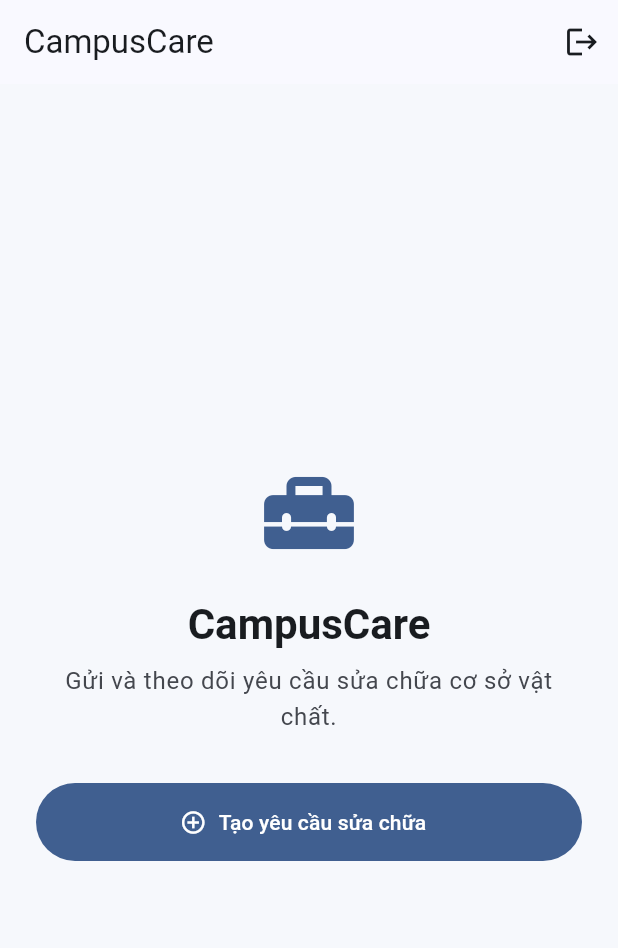
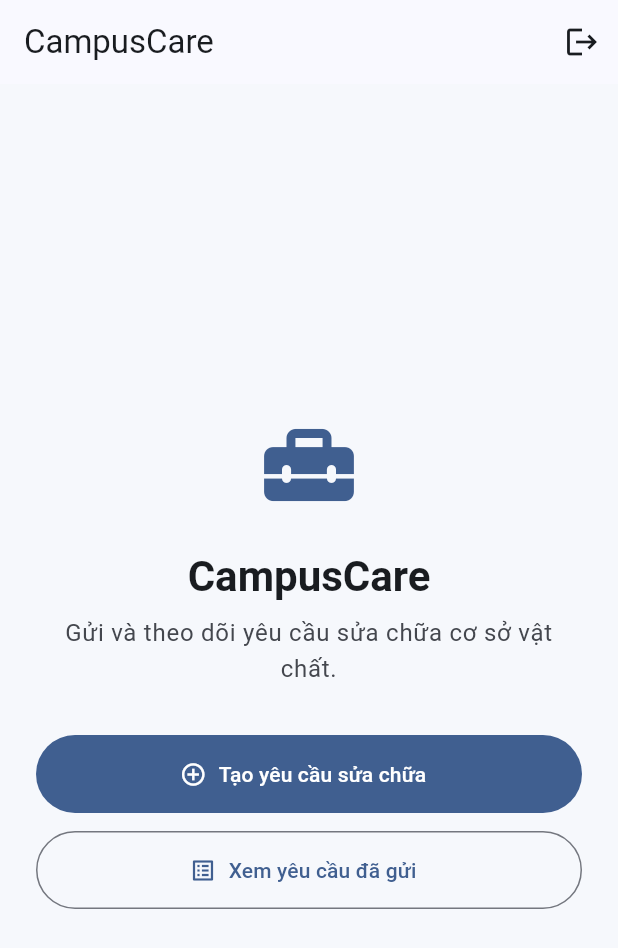
Before and after one commit to hhnhan98/CampusCare, a Flutter app: the DashboardPage screen opened by its route, on a phone screen of 412 x 824 dp. Shown: the top 948 px of the screen. Run offline on Flutter 3.47's test engine with Material 3 defaults, Android fonts, the phone set to English and light mode, and no system bars; our stand-ins replace dio, flutter_riverpod, go_router, image_picker, shared_preferences; accounts and stored records are empty.

Commit message:
feat(repair-request): add request list navigation

```diff
--- a/campuscare_app/lib/core/router/app_router.dart
+++ b/campuscare_app/lib/core/router/app_router.dart
@@ -4,11 +4,13 @@ import '../../features/auth/presentation/pages/login_page.dart';
 import '../../features/auth/presentation/pages/splash_page.dart';
 import '../../features/dashboard/presentation/pages/dashboard_page.dart';
 import '../../features/repair_request/presentation/pages/create_repair_request_page.dart';
+import '../../features/repair_request/presentation/pages/repair_request_list_page.dart';
 
 abstract final class AppRoutes {
   static const String splash = '/';
   static const String login = '/login';
   static const String dashboard = '/dashboard';
+  static const String repairRequests = '/repair-requests';
   static const String createRepairRequest = '/repair-requests/create';
 
   AppRoutes._();
@@ -33,6 +35,11 @@ final GoRouter appRouter = GoRouter(
       builder: (context, state) => const DashboardPage(),
     ),
     GoRoute(
+      path: AppRoutes.repairRequests,
+      name: 'repair-requests',
+      builder: (context, state) => const RepairRequestListPage(),
+    ),
+    GoRoute(
       path: AppRoutes.createRepairRequest,
       name: 'create-repair-request',
       builder: (context, state) => const CreateRepairRequestPage(),
--- a/campuscare_app/lib/features/dashboard/presentation/pages/dashboard_page.dart
+++ b/campuscare_app/lib/features/dashboard/presentation/pages/dashboard_page.dart
@@ -30,6 +30,10 @@ class DashboardPage extends ConsumerWidget {
       ..showSnackBar(
         const SnackBar(content: Text('Tạo yêu cầu sửa chữa thành công')),
       );
+  }
+
+  void _openRepairRequests(BuildContext context) {
+    context.push(AppRoutes.repairRequests);
   }
 
   @override
@@ -84,6 +88,16 @@ class DashboardPage extends ConsumerWidget {
                       label: const Text('Tạo yêu cầu sửa chữa'),
                     ),
                   ),
+                  const SizedBox(height: 12),
+                  SizedBox(
+                    width: double.infinity,
+                    height: 52,
+                    child: OutlinedButton.icon(
+                      onPressed: () => _openRepairRequests(context),
+                      icon: const Icon(Icons.list_alt_outlined),
+                      label: const Text('Xem yêu cầu đã gửi'),
+                    ),
+                  ),
                 ],
               ),
             ),
```
